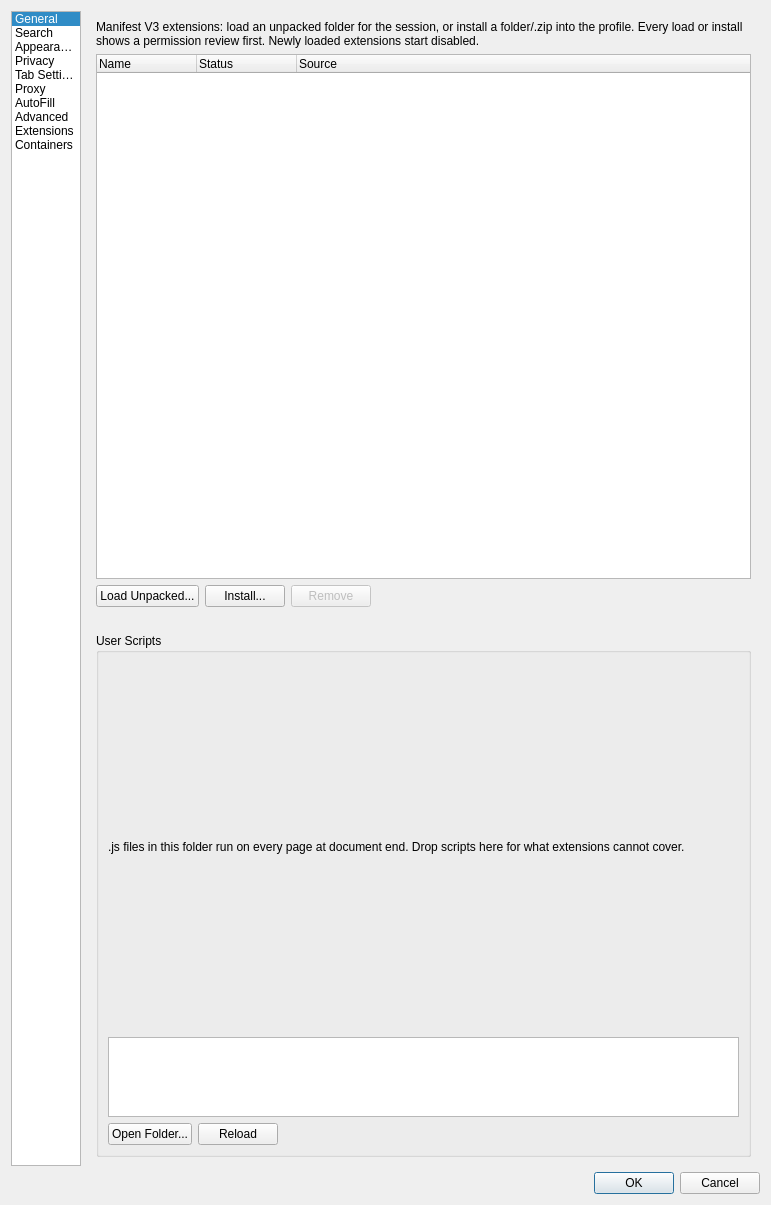
This is src/settings.ui in IT-Space-2026/arktos as Qt 5 draws it before an edit. The edited form follows.
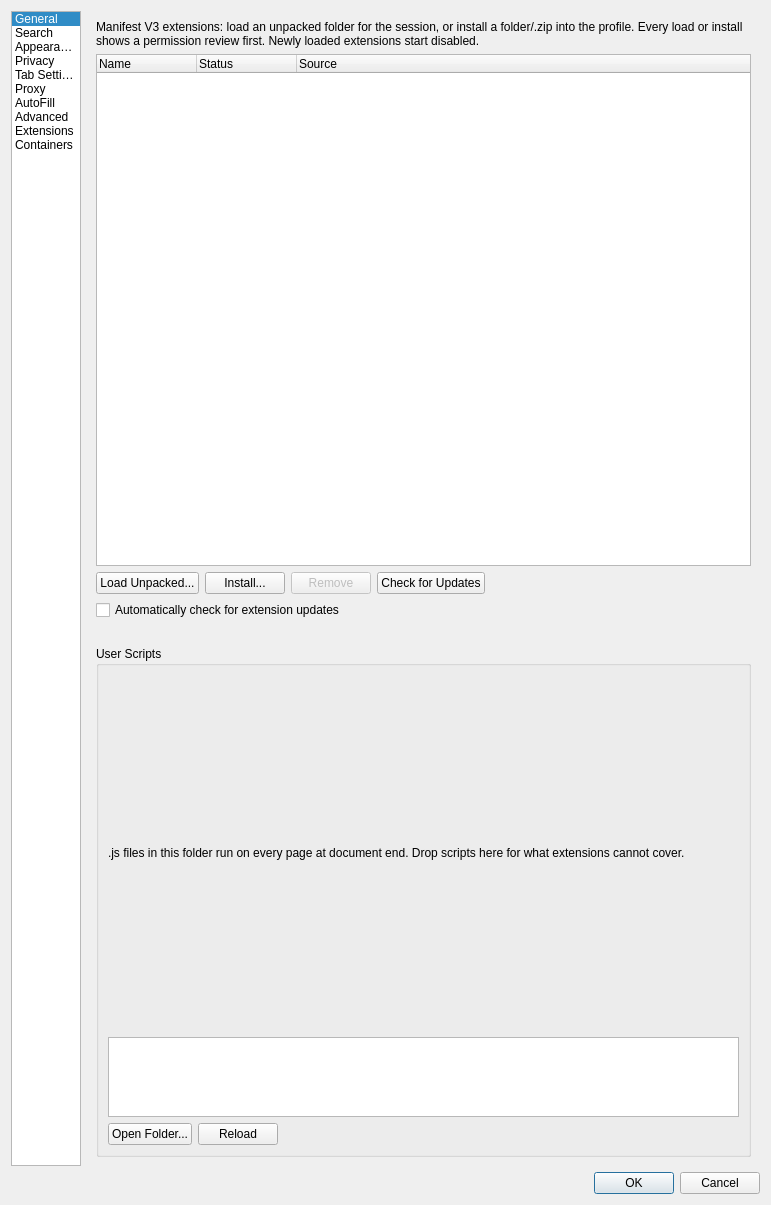
This is the edited form. The open tabs and pages were chosen to show the change.

Commit message: EXT03: extension update mechanism — update_url polling

Diff of the .ui file:
```diff
--- a/src/settings.ui
+++ b/src/settings.ui
@@ -2381,6 +2381,13 @@
            </property>
           </widget>
          </item>
+         <item>
+          <widget class="QPushButton" name="extensionUpdateButton">
+           <property name="text">
+            <string>Check for Updates</string>
+           </property>
+          </widget>
+         </item>
          <item>
           <spacer name="extensionsButtonSpacer">
            <property name="orientation">
@@ -2396,6 +2403,16 @@
          </item>
         </layout>
        </item>
+       <item>
+        <widget class="QCheckBox" name="extensionAutoUpdateCheck">
+         <property name="toolTip">
+          <string>Checks each extension's update_url once a day and downloads newer packages for review. Updates are never installed silently — apply them with Check for Updates.</string>
+         </property>
+         <property name="text">
+          <string>Automatically check for extension updates</string>
+         </property>
+        </widget>
+       </item>
        <item>
         <widget class="QLabel" name="extensionDetailsLabel">
          <property name="text">
```
The commit also changes 10 other files.
